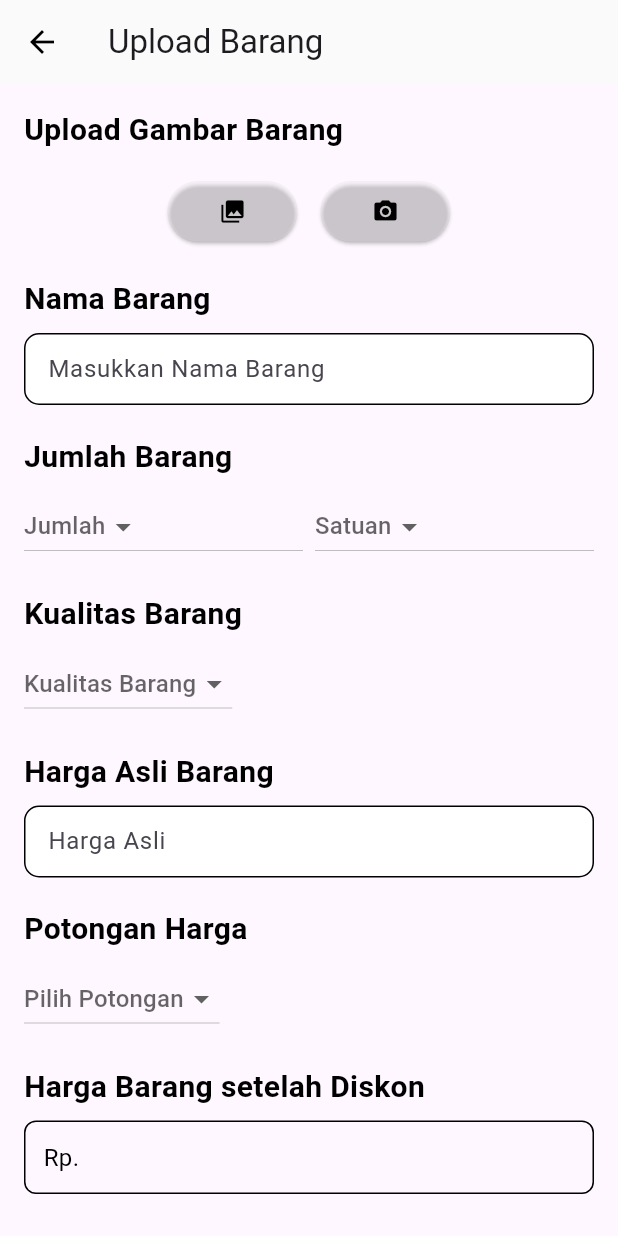
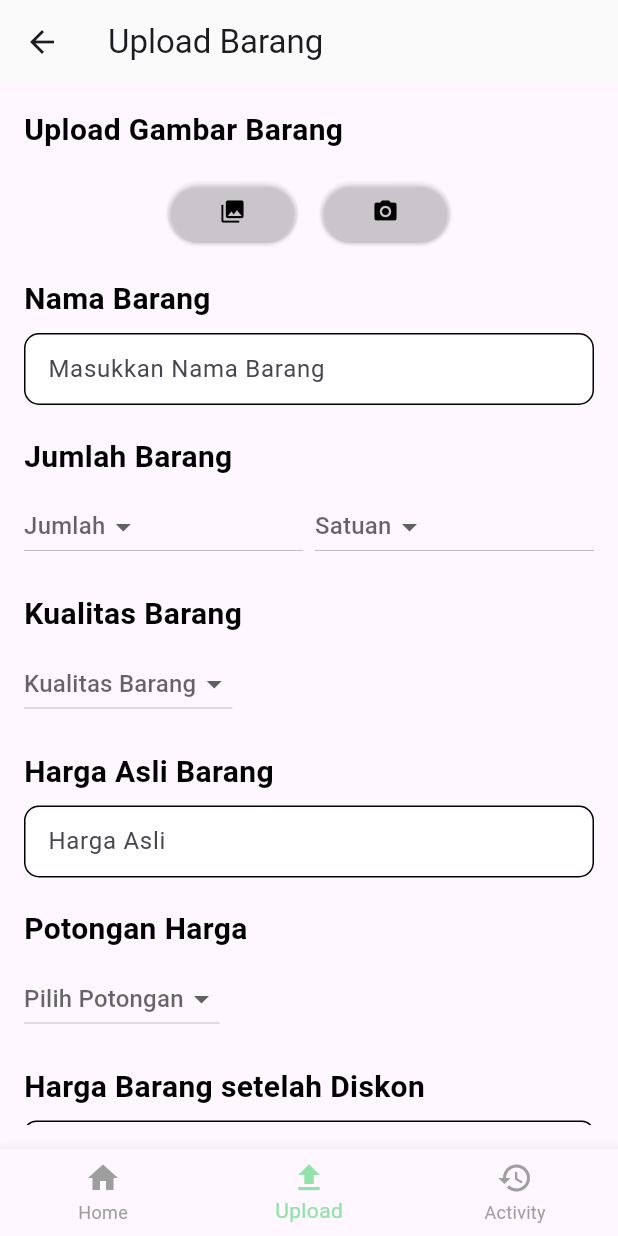
Before and after one commit to angelica1412/ecobites, a Flutter app: the HomePage screen opened by its route, item 2 of the bottom bar chosen, on a phone screen of 412 x 824 dp. Run offline on Flutter 3.47's test engine with Material 3 defaults, Android fonts, the phone set to English and light mode, and no system bars; our stand-ins replace cloud_firestore, firebase_auth, firebase_core, google_fonts, image_picker; accounts and stored records are empty.

Commit message:
Penyesuaian UploadBarang.dart navbar dan back button

```diff
--- a/lib/UploadBarang.dart
+++ b/lib/UploadBarang.dart
@@ -5,8 +5,13 @@ import 'package:ecobites/Widgets/customTextfield.dart';
 import 'package:flutter/material.dart';
 import 'package:image_picker/image_picker.dart';
 
+import 'historypage.dart';
+import 'homepage.dart';
+
 class UploadBarang extends StatefulWidget {
-  const UploadBarang({super.key});
+  const UploadBarang({super.key, required this.fromHome, required this.fromUserToko});
+  final bool fromHome;
+  final bool fromUserToko;
 
   @override
   _UploadBarangState createState() => _UploadBarangState();
@@ -56,7 +61,8 @@ class _UploadBarangState extends State<UploadBarang> {
     return Scaffold(
       appBar: AppBar(
         title: const Text('Upload Barang'),
-        leading: IconButton(
+        leading: widget.fromUserToko
+            ? IconButton(
           icon: const Icon(
             Icons.arrow_back,
             color: Color(0xFF000000),
@@ -64,7 +70,8 @@ class _UploadBarangState extends State<UploadBarang> {
           onPressed: () {
             Navigator.pop(context);
           },
-        ),
+        )
+            : null, // Berikan null jika tidak ada leading icon yang diinginkan
         elevation: 0,
         backgroundColor: const Color(0xFFFAFAFA),
       ),
@@ -515,6 +522,45 @@ class _UploadBarangState extends State<UploadBarang> {
           ),
         ),
       ),
+      bottomNavigationBar: widget.fromHome? BottomNavigationBar(
+        items: const <BottomNavigationBarItem>[
+          BottomNavigationBarItem(
+            icon: Icon(Icons.home),
+            label: 'Home',
+          ),
+          BottomNavigationBarItem(
+            icon: Icon(Icons.upload),
+            label: 'Upload',
+          ),
+          BottomNavigationBarItem(
+            icon: Icon(Icons.history),
+            label: 'Activity',
+          ),
+        ],
+        currentIndex: 1, // Menetapkan indeks saat ini ke halaman Upload
+        onTap: (int index) {
+          switch (index) {
+            case 0:
+              Navigator.pushReplacement(
+                context,
+                MaterialPageRoute(builder: (context) => HomePage()),
+              );
+              break;
+            case 1:
+              break;
+            case 2:
+              Navigator.pushReplacement(
+                context,
+                MaterialPageRoute(builder: (context) => HistoryPage()),
+              ); // Pindah ke halaman History
+              break;
+          }
+        },
+        selectedItemColor: const Color(
+            0xFF92E3A9), // Mengubah warna item yang dipilih menjadi hijau
+        unselectedItemColor: Colors
+            .grey, // Mengubah warna item yang tidak dipilih menjadi abu-abu
+      ) : null
     );
   }
 
--- a/lib/historypage.dart
+++ b/lib/historypage.dart
@@ -104,7 +104,7 @@ class _HistoryPageState extends State<HistoryPage> {
               case 1:
                 Navigator.pushReplacement(
                   context,
-                  MaterialPageRoute(builder: (context) => UploadBarang()),
+                  MaterialPageRoute(builder: (context) => UploadBarang(fromHome: true, fromUserToko: false ,)),
                 );
                 break;
               case 2:
--- a/lib/user_store_page.dart
+++ b/lib/user_store_page.dart
@@ -284,7 +284,7 @@ class _StorePageState extends State<userStorePage> {
             child: FloatingActionButton(
               onPressed: () {
                 Navigator.push(context,
-                    MaterialPageRoute(builder: (context) => UploadBarang()));
+                    MaterialPageRoute(builder: (context) => UploadBarang(fromHome: false, fromUserToko: true,)));
               },
               child: Icon(Icons.add),
               backgroundColor: Colors.green,
```
Also changed, not shown: lib/homepage.dart (+1 -14 lines).
